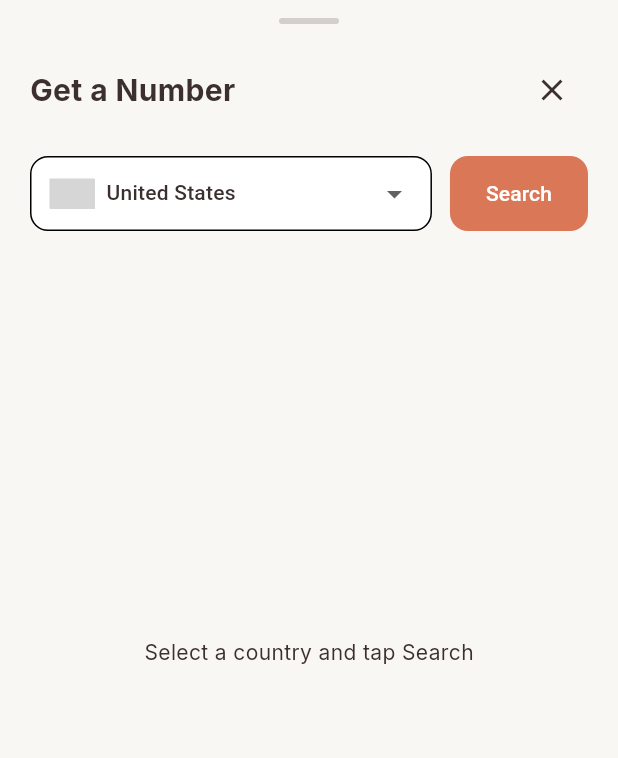
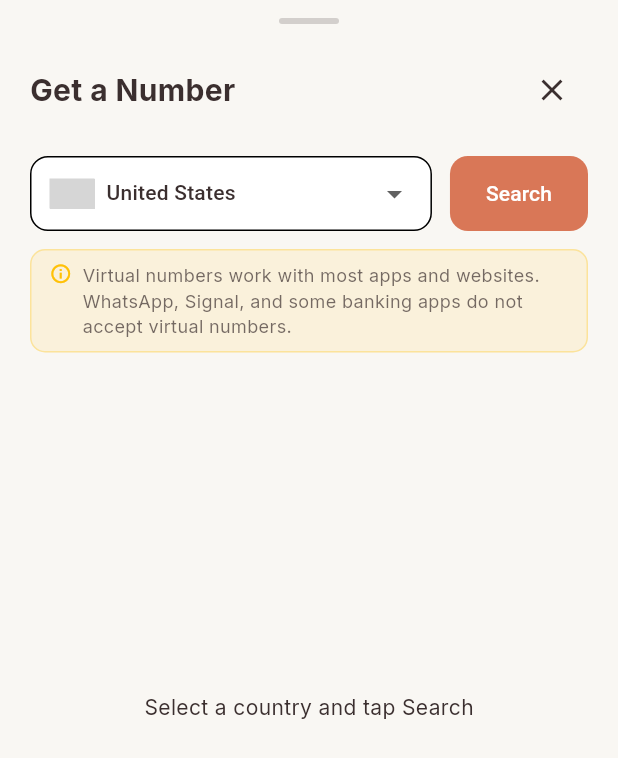
Before and after one commit to vickismart08/Flux-Virtual-Mobile, a Flutter app: the _SearchNumberSheet widget shown alone on an empty page, opened directly, on a phone screen of 412 x 824 dp. Shown: the top 758 px of the screen. Run offline on Flutter 3.47's test engine with Material 3 defaults, Android fonts, the phone set to English and light mode, and no system bars; our stand-ins replace audioplayers, cloud_firestore, firebase_auth, firebase_core, firebase_messaging, firebase_remote_config and 7 more; missing offline and left inert: flag, twilio_voice; accounts and stored records are empty; network calls fail; grey boxes are pictures that could not be loaded.

Commit message:
Add disclaimer that WhatsApp/Signal don't support virtual numbers
Show a small info banner in the number search sheet so users know
before purchasing that WhatsApp, Signal, and some banking apps
block VoIP/virtual numbers.

Co-Authored-By: Claude Sonnet 4.6 <noreply@anthropic.com>

```diff
--- a/lib/screens/Numbers.dart
+++ b/lib/screens/Numbers.dart
@@ -795,7 +795,41 @@ double _getPrice(String countryCode) {
             ),
           ),
 
-          const SizedBox(height: 16),
+          const SizedBox(height: 12),
+
+          // Disclaimer about WhatsApp/Signal
+          Padding(
+            padding: const EdgeInsets.symmetric(horizontal: 20),
+            child: Container(
+              width: double.infinity,
+              padding: const EdgeInsets.symmetric(horizontal: 12, vertical: 8),
+              decoration: BoxDecoration(
+                color: Colors.amber.withOpacity(0.1),
+                borderRadius: BorderRadius.circular(10),
+                border: Border.all(color: Colors.amber.withOpacity(0.3)),
+              ),
+              child: Row(
+                crossAxisAlignment: CrossAxisAlignment.start,
+                children: [
+                  const Icon(Icons.info_outline, size: 15, color: Colors.amber),
+                  const SizedBox(width: 7),
+                  Expanded(
+                    child: Text(
+                      'Virtual numbers work with most apps and websites. '
+                      'WhatsApp, Signal, and some banking apps do not accept virtual numbers.',
+                      style: TextStyle(
+                        fontSize: 12,
+                        color: Theme.of(context).colorScheme.onSurface.withOpacity(0.7),
+                        height: 1.4,
+                      ),
+                    ),
+                  ),
+                ],
+              ),
+            ),
+          ),
+
+          const SizedBox(height: 8),
 
           if (_errorMessage != null)
             Padding(
```
